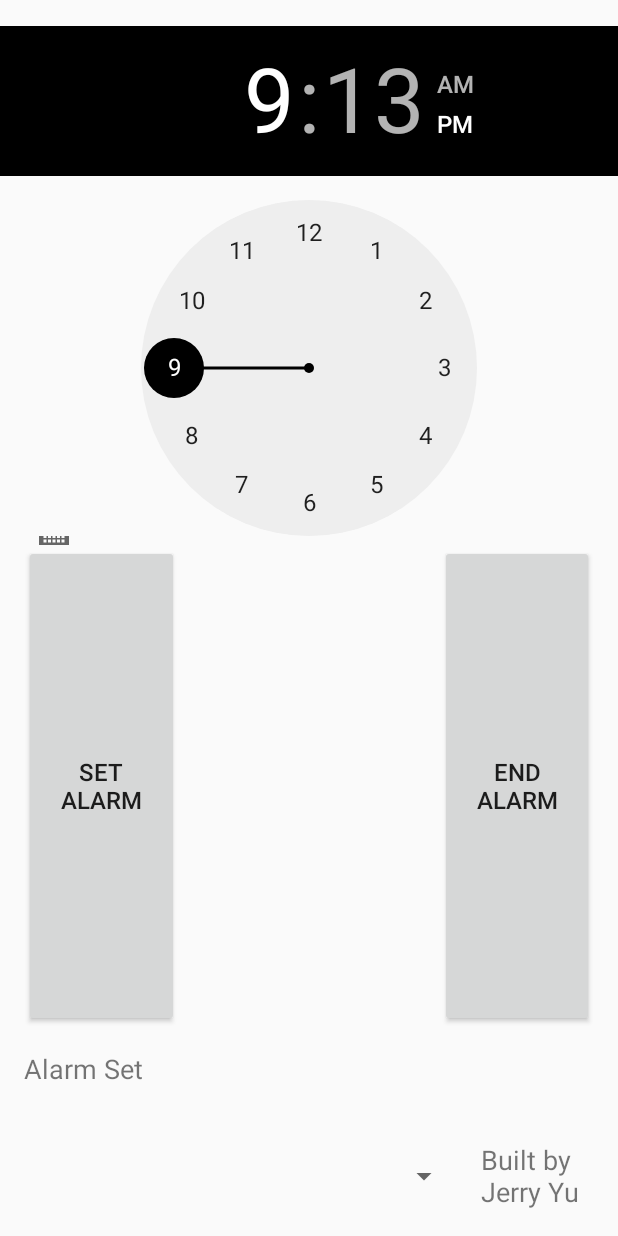
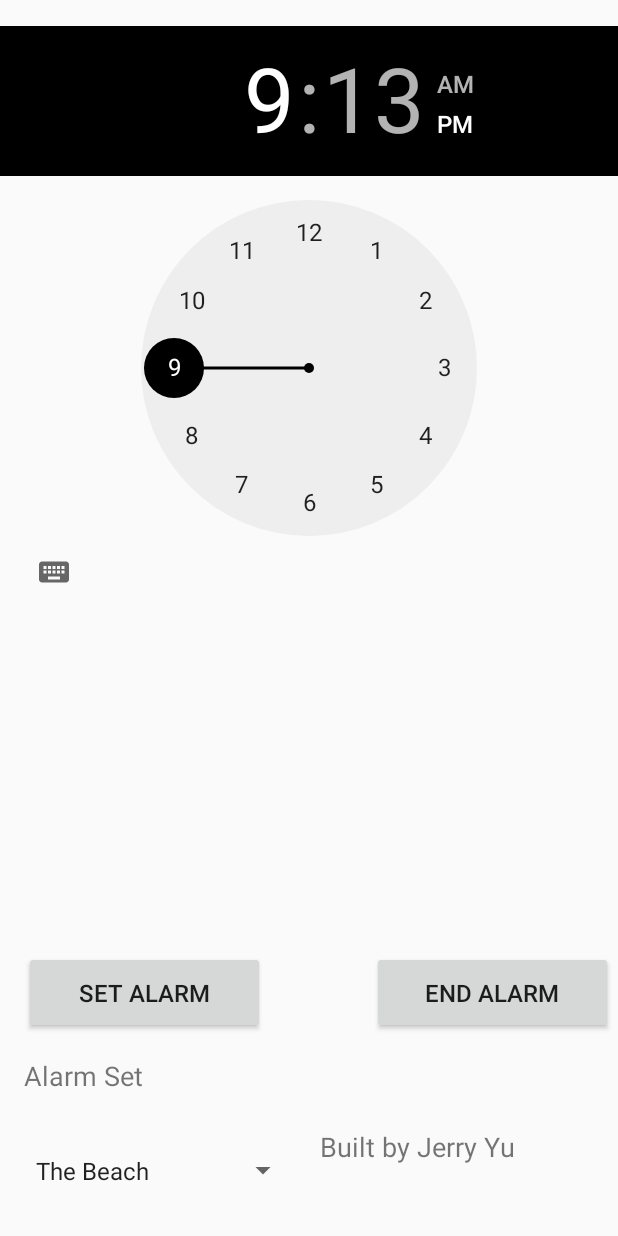
Before and after one commit to yujerry24/AlarmClockMP3, an Android app: the screen it shows after launch (MainActivity), on a phone screen of 412 x 824 dp. Run offline under Robolectric (Android 15) with nearby library versions, the phone set to English and light mode, and no system bars.

Commit message:
Spinner update

```diff
--- a/app/src/main/java/com/example/jerry/alarmclockyoutube/MainActivity.java
+++ b/app/src/main/java/com/example/jerry/alarmclockyoutube/MainActivity.java
@@ -15,7 +15,10 @@ import android.util.Log;
 import android.view.View;
 import android.view.Menu;
 import android.view.MenuItem;
+import android.widget.AdapterView;
+import android.widget.ArrayAdapter;
 import android.widget.Button;
+import android.widget.Spinner;
 import android.widget.TextView;
 import android.widget.TimePicker;
 
@@ -24,7 +27,7 @@ import org.w3c.dom.Text;
 
 import android.icu.util.Calendar;
 
-public class MainActivity extends AppCompatActivity {
+public class MainActivity extends AppCompatActivity implements AdapterView.OnItemSelectedListener {
 
     AlarmManager alarmManager;
     TimePicker  timePicker;
@@ -93,6 +96,14 @@ public class MainActivity extends AppCompatActivity {
             }
         });
 
+        Spinner spinner = (Spinner) findViewById(R.id.selector);
+
+        ArrayAdapter<CharSequence> adapter = ArrayAdapter.createFromResource(this, R.array.musicarray,android.R.layout.simple_spinner_item);
+
+        adapter.setDropDownViewResource(android.R.layout.simple_spinner_dropdown_item);
+
+        spinner.setAdapter(adapter);
+
         Button endAlarm = (Button) findViewById(R.id.AlarmOff);
         endAlarm.setOnClickListener(new View.OnClickListener() {
             @Override
@@ -144,4 +155,13 @@ public class MainActivity extends AppCompatActivity {
     }
 
 
+    @Override
+    public void onItemSelected(AdapterView<?> adapterView, View view, int i, long l) {
+
+    }
+
+    @Override
+    public void onNothingSelected(AdapterView<?> adapterView) {
+
+    }
 }
--- a/app/src/main/res/layout/activity_main.xml
+++ b/app/src/main/res/layout/activity_main.xml
@@ -9,32 +9,34 @@
 
     <TextView
         android:id="@+id/authorid"
-        android:layout_width="75dp"
-        android:layout_height="47dp"
+        android:layout_width="0dp"
+        android:layout_height="56dp"
         android:layout_marginBottom="16dp"
         android:layout_marginEnd="16dp"
         android:text="@string/author"
         android:textSize="18sp"
         app:layout_constraintBottom_toBottomOf="parent"
         app:layout_constraintEnd_toEndOf="parent"
-        app:layout_constraintStart_toEndOf="@+id/planets_spinner"
+        app:layout_constraintStart_toEndOf="@+id/selector"
         app:layout_constraintTop_toBottomOf="@+id/AlarmCheck" />
 
     <Spinner
-        android:id="@+id/planets_spinner"
+        android:id="@+id/selector"
         android:layout_width="0dp"
-        android:layout_height="50dp"
+        android:layout_height="59dp"
+        android:layout_marginBottom="14dp"
         android:layout_marginEnd="14dp"
         android:layout_marginStart="16dp"
-        app:layout_constraintBottom_toBottomOf="@+id/authorid"
+        android:layout_marginTop="10dp"
+        app:layout_constraintBottom_toBottomOf="parent"
         app:layout_constraintEnd_toStartOf="@+id/authorid"
         app:layout_constraintStart_toStartOf="parent"
-        app:layout_constraintTop_toTopOf="@+id/authorid" />
+        app:layout_constraintTop_toBottomOf="@+id/AlarmCheck" />
 
     <TimePicker
         android:id="@+id/TimePicker"
         android:layout_width="0dp"
-        android:layout_height="346dp"
+        android:layout_height="0dp"
         android:layout_marginTop="17dp"
         android:textSize="32sp"
         app:layout_constraintBottom_toTopOf="@+id/AlarmOn"
@@ -45,10 +47,10 @@
     <Button
         android:id="@+id/AlarmOn"
         android:layout_width="0dp"
-        android:layout_height="0dp"
+        android:layout_height="55dp"
 
         android:layout_marginBottom="15dp"
-        android:layout_marginEnd="174dp"
+        android:layout_marginEnd="71dp"
         android:layout_marginStart="16dp"
         android:text="@string/set_alarm"
         android:textSize="16sp"
@@ -62,7 +64,7 @@
         android:layout_width="0dp"
         android:layout_height="0dp"
 
-        android:layout_marginEnd="16dp"
+        android:layout_marginEnd="3dp"
         android:text="@string/end_alarm"
         android:textSize="16sp"
         app:layout_constraintBottom_toBottomOf="@+id/AlarmOn"
@@ -73,7 +75,7 @@
     <TextView
         android:id="@+id/AlarmCheck"
         android:layout_width="0dp"
-        android:layout_height="49dp"
+        android:layout_height="36dp"
         android:layout_marginBottom="11dp"
         android:layout_marginEnd="16dp"
         android:layout_marginStart="16dp"
--- a/app/src/main/res/values/strings.xml
+++ b/app/src/main/res/values/strings.xml
@@ -5,4 +5,10 @@
     <string name="end_alarm">End Alarm</string>
     <string name="alarm_set">Alarm Set</string>
     <string name="author">Built by Jerry Yu</string>
+
+    <string-array name="musicarray">
+        <item>The Beach</item>
+        <item>Prey</item>
+        <item>Sweater Weather</item>
+    </string-array>
 </resources>
```
Also changed, not shown: 2 other files.
